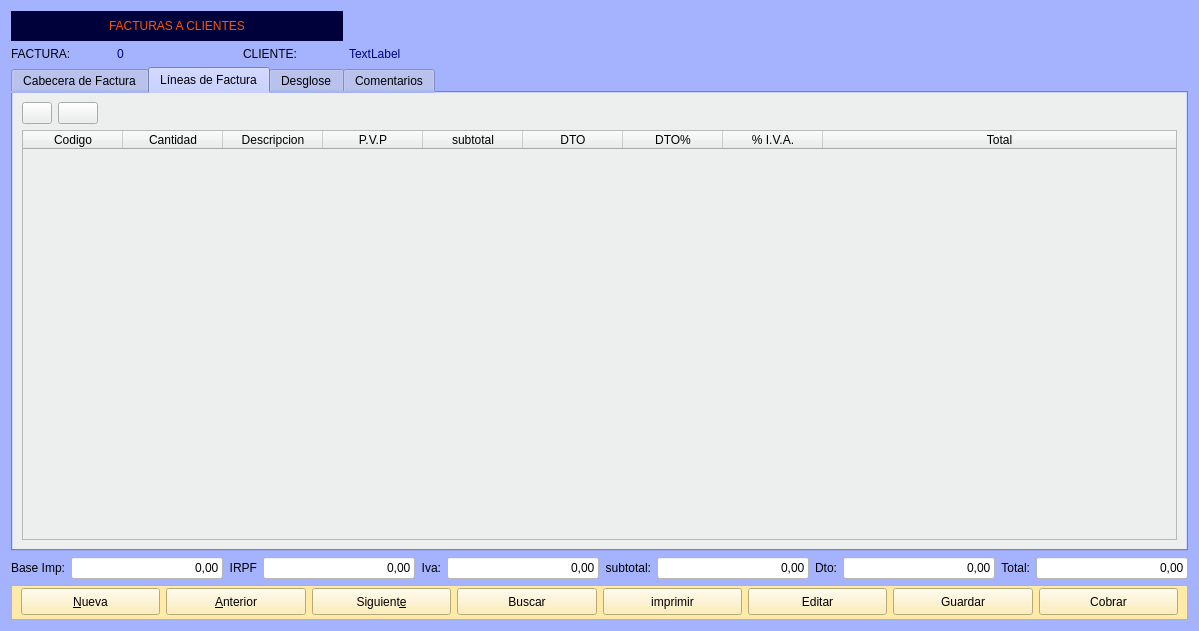
Old version of the form Zona_Ventas/frmfacturas.ui in the repository arcnexus/RedFoX.
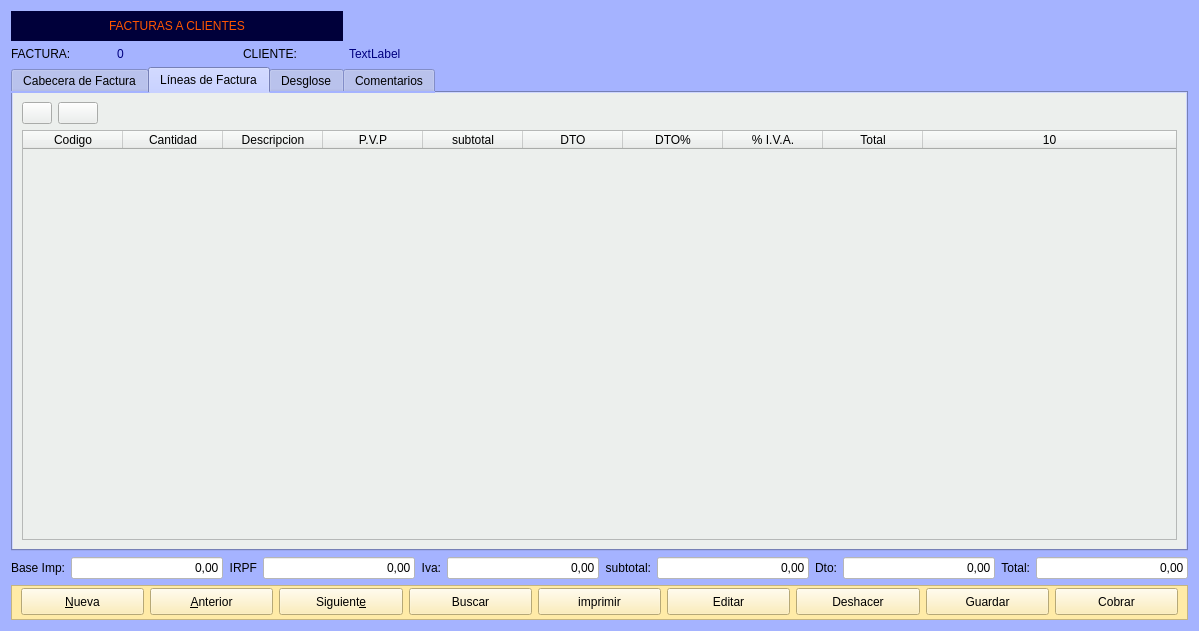
New version of the form. The open tabs and pages were chosen to show the change. Icons and pictures are not drawn.

Diff of the .ui file:
```diff
--- a/Zona_Ventas/frmfacturas.ui
+++ b/Zona_Ventas/frmfacturas.ui
@@ -854,6 +854,9 @@
          <property name="cornerButtonEnabled">
           <bool>true</bool>
          </property>
+         <property name="columnCount">
+          <number>10</number>
+         </property>
          <attribute name="horizontalHeaderCascadingSectionResizes">
           <bool>false</bool>
          </attribute>
@@ -917,6 +920,7 @@
            <string>Total</string>
           </property>
          </column>
+         <column/>
         </widget>
        </item>
       </layout>
@@ -1981,6 +1985,23 @@
         </property>
        </widget>
       </item>
+      <item>
+       <widget class="QPushButton" name="btndeshacer">
+        <property name="minimumSize">
+         <size>
+          <width>0</width>
+          <height>27</height>
+         </size>
+        </property>
+        <property name="text">
+         <string>Deshacer</string>
+        </property>
+        <property name="icon">
+         <iconset resource="../maya.qrc">
+          <normaloff>:/Icons/PNG/undo.png</normaloff>:/Icons/PNG/undo.png</iconset>
+        </property>
+       </widget>
+      </item>
       <item>
        <widget class="QPushButton" name="btnGuardar">
         <property name="minimumSize">
```
